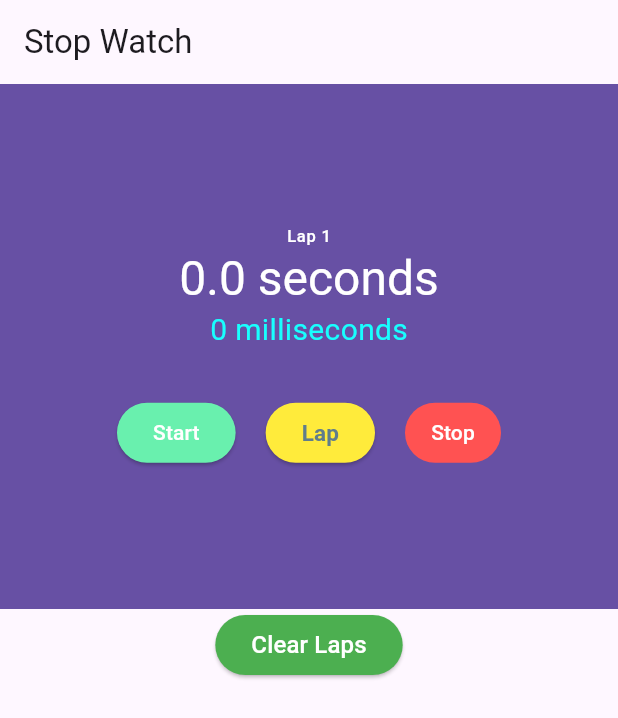
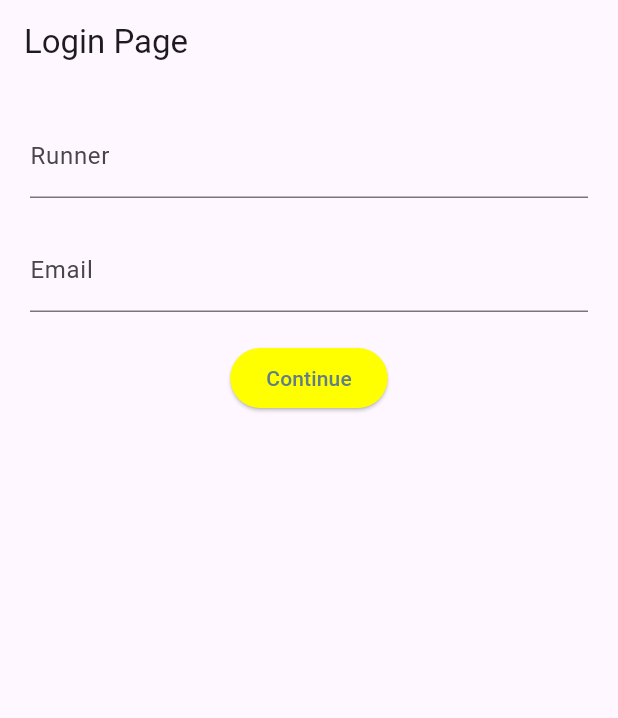
Before and after one commit to DeepakKumarBehera03/stopwatchApp, a Flutter app: the screen it shows after launch, on a phone screen of 412 x 824 dp. Shown: the top 718 px of the screen. Run offline on Flutter 3.47's test engine with Material 3 defaults, Android fonts, the phone set to English and light mode, and no system bars.

Commit message:
Text Field in Flutter => How they are performing the task, how to create the different types of text field , How to handle the error if user entered some wrong email But if the information is correct then user get to see a display that simply display that Hii then {Name} with a tick mark

```diff
--- /dev/null
+++ b/lib/login_screen.dart
@@ -0,0 +1,88 @@
+import 'package:flutter/material.dart';
+
+class LoginScreen extends StatefulWidget {
+  const LoginScreen({super.key});
+
+  @override
+  State<LoginScreen> createState() => _LoginScreenState();
+}
+
+class _LoginScreenState extends State<LoginScreen> {
+  final _nameController = TextEditingController();
+  final _emailController = TextEditingController();
+  final _formKey = GlobalKey<FormState>();
+  bool loggedIn = false;
+  String? name;
+
+  void _validate(){
+    final form = _formKey.currentState;
+    if (!form!.validate()){
+      return ;
+    }
+    setState(() {
+      loggedIn = true;
+      name = _nameController.text;
+    });
+  }
+  @override
+  Widget build(BuildContext context) {
+    return Scaffold(
+      appBar: AppBar(title: const Text("Login Page"),),
+      body: Center(
+        child: loggedIn ?  _buildSuccess(context): _buildLoginForm(context),
+      ),
+    );
+  }
+  Widget _buildSuccess(BuildContext context){
+    return Column(
+      mainAxisAlignment: MainAxisAlignment.center,
+      children: [
+        const Icon(Icons.check, color: Colors.orangeAccent,),
+        Text("hii $name"),
+      ],
+
+    );
+  }
+  Widget _buildLoginForm(BuildContext context){
+    return Form(
+      key: _formKey,
+      child: Padding(
+        padding: EdgeInsets.all(20.0),
+        child: Column(
+          children: [
+            TextFormField(
+              controller: _nameController,
+              decoration: const InputDecoration(labelText: "Runner"),
+              validator: (text) => text!.isEmpty ? "Enter the Runner\'s name." : null,
+            ),
+            const SizedBox(height: 20,),
+            TextFormField(
+              keyboardType: TextInputType.emailAddress,
+              controller: _emailController,
+              decoration: const InputDecoration(labelText: "Email"),
+              validator: (text) {
+                if (text!.isEmpty){
+                  return "Enter the Runner\'s Email.";
+                }
+                final regex = RegExp("[^@]+@[^\.]+\..+");
+                if (!regex.hasMatch(text)){
+                  return "Enter the Valid email";
+                }
+                return null;
+              },
+            ),
+            const SizedBox(height: 20,),
+            ElevatedButton(
+              style: ButtonStyle(
+                foregroundColor: MaterialStateProperty.all(Colors.blueGrey),
+                backgroundColor: MaterialStateProperty.all(Colors.yellowAccent),
+              ),
+              onPressed: _validate,
+              child: const Text("Continue"),
+            )
+          ],
+        ),
+      ),
+    );
+  }
+}
--- a/lib/main.dart
+++ b/lib/main.dart
@@ -1,5 +1,5 @@
 import 'package:flutter/material.dart';
-import 'package:stopwatch/stopwatch.dart';
+import 'package:stopwatch/login_screen.dart';
 
 void main(){
   runApp(const StopWatchApp());
@@ -11,7 +11,7 @@ class StopWatchApp extends StatelessWidget {
   @override
   Widget build(BuildContext context) {
     return const MaterialApp(
-      home: StopWatch(),
+      home: LoginScreen(),
     );
   }
 }
```
